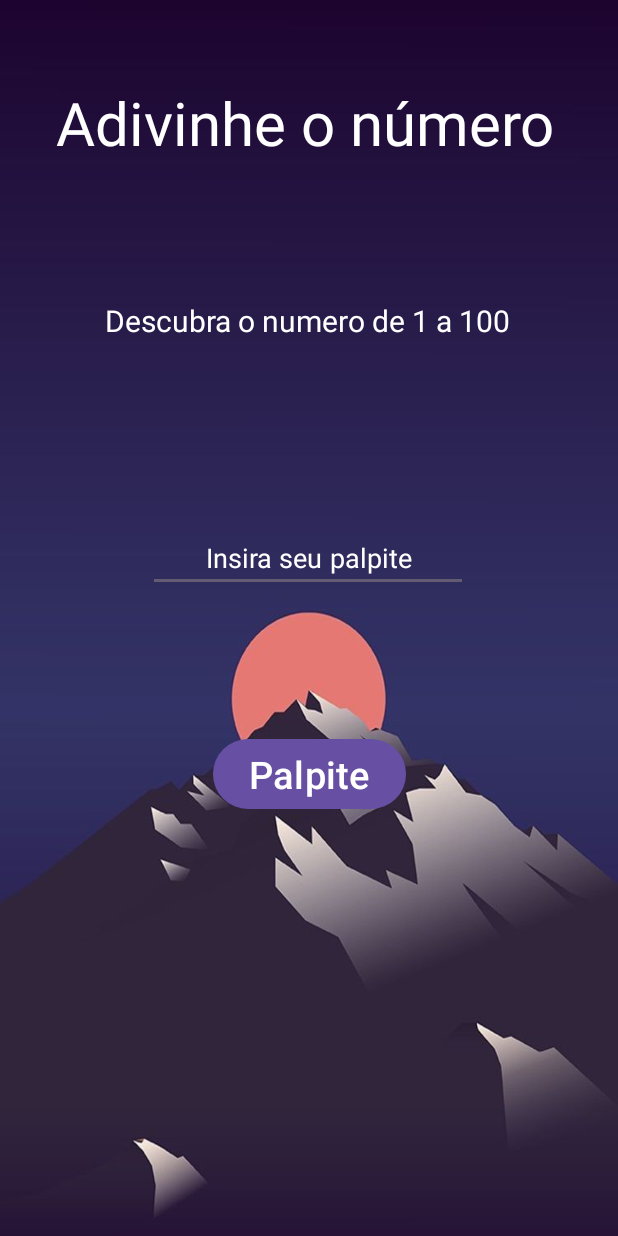
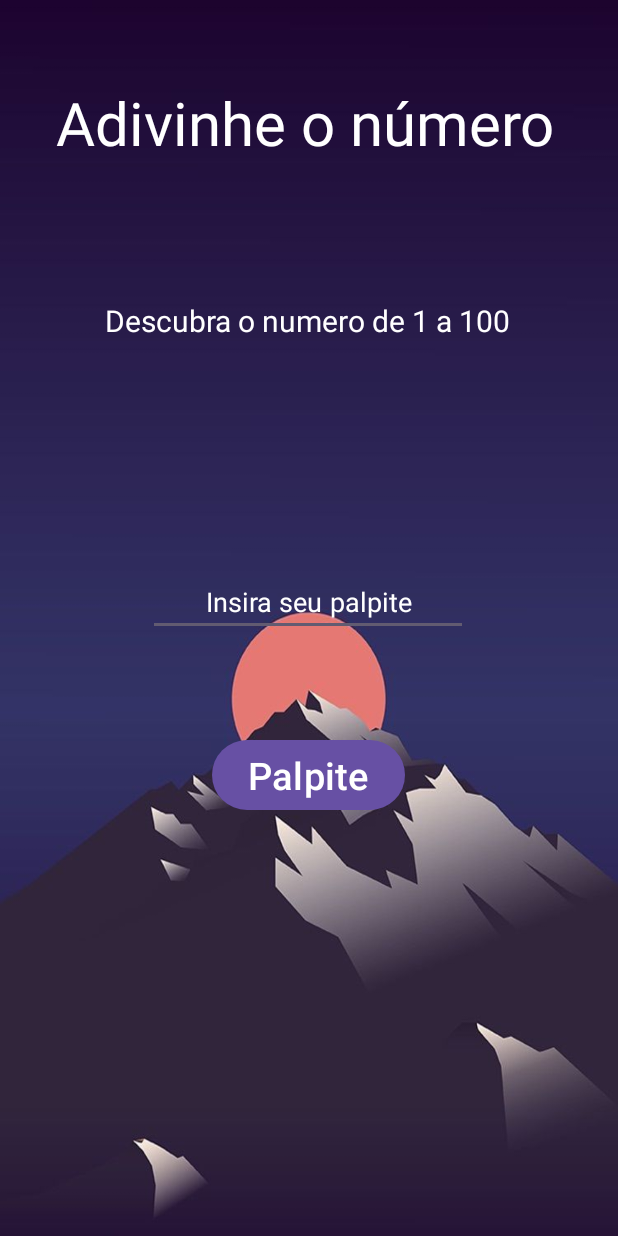
Before and after one commit to foxwire96/Jogo-da-adivinha-o-e-dados-em-android, an Android app: the screen it shows after launch (MainActivity), on a phone screen of 412 x 824 dp. Run offline under Robolectric (Android 15) with nearby library versions, the phone set to English and light mode, and no system bars.

Commit message:
segundo commit

```diff
--- a/app/src/main/java/rj/senac/av1_dados/MainActivity.java
+++ b/app/src/main/java/rj/senac/av1_dados/MainActivity.java
@@ -1,17 +1,61 @@
 package rj.senac.av1_dados;
 
 import androidx.appcompat.app.AppCompatActivity;
-
 import android.os.Bundle;
+import android.view.View;
+import android.widget.Button;
+import android.widget.EditText;
+import android.widget.TextView;
 import android.widget.Toast;
 
+import java.util.Random;
+
 public class MainActivity extends AppCompatActivity {
+
+    private EditText editTextNumero;
+    private Button buttonVerificar;
+    private Button buttonVoltar;
+    private TextView textViewDicas;
+    private int numeroAleatorio;
 
     @Override
     protected void onCreate(Bundle savedInstanceState) {
         super.onCreate(savedInstanceState);
         setContentView(R.layout.activity_main);
 
-        Toast.makeText(MainActivity.this, "Bem vindo!",Toast.LENGTH_SHORT).show();
+        // Inicializando os elementos da interface
+        editTextNumero = findViewById(R.id.editTextNumero);
+        buttonVerificar = findViewById(R.id.buttonVerificar);
+
+        // Gerar um número aleatório entre 1 e 100
+        Random random = new Random();
+        numeroAleatorio = random.nextInt(100) + 1;
+
+        // Configuração do botão "Verificar"
+        buttonVerificar.setOnClickListener(new View.OnClickListener() {
+            @Override
+            public void onClick(View v) {
+                String numeroStr = editTextNumero.getText().toString();
+
+                if (numeroStr.isEmpty()) {
+                    Toast.makeText(MainActivity.this, "Digite um número!", Toast.LENGTH_SHORT).show();
+                    return;
+                }
+
+                int numeroDigitado = Integer.parseInt(numeroStr);
+
+                // Verifica se o número digitado é igual ao número gerado
+                if (numeroDigitado == numeroAleatorio) {
+                    Toast.makeText(MainActivity.this, "Parabéns! Você acertou!", Toast.LENGTH_SHORT).show();
+                    buttonVerificar.setEnabled(false); // Desabilita o botão após acertar
+                } else {
+                    if (numeroDigitado < numeroAleatorio) {
+                        Toast.makeText(MainActivity.this, "O número secreto é maior!", Toast.LENGTH_SHORT).show();
+                    } else {
+                        Toast.makeText(MainActivity.this, "O número secreto é menor!", Toast.LENGTH_SHORT).show();
+                    }
+                }
+            }
+        });
     }
 }
--- a/app/src/main/res/layout/activity_main.xml
+++ b/app/src/main/res/layout/activity_main.xml
@@ -1,6 +1,5 @@
 <?xml version="1.0" encoding="utf-8"?>
-<androidx.constraintlayout.widget.ConstraintLayout
-    xmlns:android="http://schemas.android.com/apk/res/android"
+<androidx.constraintlayout.widget.ConstraintLayout xmlns:android="http://schemas.android.com/apk/res/android"
     xmlns:app="http://schemas.android.com/apk/res-auto"
     xmlns:tools="http://schemas.android.com/tools"
     android:layout_width="match_parent"
@@ -9,12 +8,12 @@
     tools:context=".MainActivity">
 
     <TextView
-        android:id="@+id/textViewNome"
+        android:id="@+id/textViewTitulo"
         android:layout_width="wrap_content"
         android:layout_height="wrap_content"
         android:text="Adivinhe o número"
+        android:textColor="@color/white"
         android:textSize="40dp"
-        android:textColor="@color/white"
         app:layout_constraintBottom_toBottomOf="parent"
         app:layout_constraintEnd_toEndOf="parent"
         app:layout_constraintHorizontal_bias="0.469"
@@ -23,12 +22,12 @@
         app:layout_constraintVertical_bias="0.071" />
 
     <TextView
-        android:id="@+id/textView"
+        android:id="@+id/textViewInstrucoes"
         android:layout_width="wrap_content"
         android:layout_height="wrap_content"
         android:text="Descubra o numero de 1 a 100"
+        android:textColor="@color/white"
         android:textSize="20dp"
-        android:textColor="@color/white"
         app:layout_constraintBottom_toBottomOf="parent"
         app:layout_constraintEnd_toEndOf="parent"
         app:layout_constraintHorizontal_bias="0.496"
@@ -37,33 +36,32 @@
         app:layout_constraintVertical_bias="0.251" />
 
     <EditText
-        android:id="@+id/editTextNumber"
+        android:id="@+id/editTextNumero"
         android:layout_width="wrap_content"
         android:layout_height="wrap_content"
+        android:layout_marginBottom="400dp"
         android:ems="10"
+        android:hint="Insira seu palpite"
         android:inputType="number"
         android:textAlignment="center"
-        android:hint="Insira seu palpite"
         android:textColor="@color/white"
         android:textColorHint="@color/white"
         app:layout_constraintBottom_toBottomOf="parent"
         app:layout_constraintEnd_toEndOf="parent"
         app:layout_constraintHorizontal_bias="0.497"
-        app:layout_constraintStart_toStartOf="parent"
-        app:layout_constraintTop_toBottomOf="@+id/textView"
-        app:layout_constraintVertical_bias="0.221" />
+        app:layout_constraintStart_toStartOf="parent" />
 
     <Button
-        android:id="@+id/button"
+        android:id="@+id/buttonVerificar"
         android:layout_width="wrap_content"
         android:layout_height="wrap_content"
+        android:layout_marginBottom="280dp"
         android:text="Palpite"
         android:textSize="25dp"
         app:layout_constraintBottom_toBottomOf="parent"
         app:layout_constraintEnd_toEndOf="parent"
-        app:layout_constraintStart_toStartOf="parent"
-        app:layout_constraintTop_toBottomOf="@+id/editTextNumber"
-        app:layout_constraintVertical_bias="0.25" />
+        app:layout_constraintHorizontal_bias="0.498"
+        app:layout_constraintStart_toStartOf="parent" />
 
 
 </androidx.constraintlayout.widget.ConstraintLayout>
```
Also changed, not shown: app/src/main/java/rj/senac/av1_dados/randomNum.java (deleted, +0 -36 lines), 1 other file.
